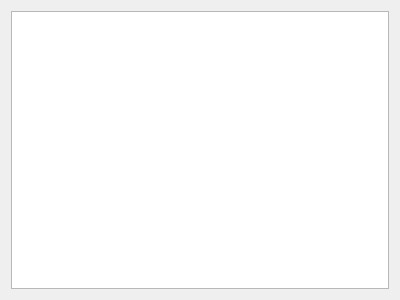
Above: scada.ui from mrblam/uart_log_qt before the change. Below: the same form after it.
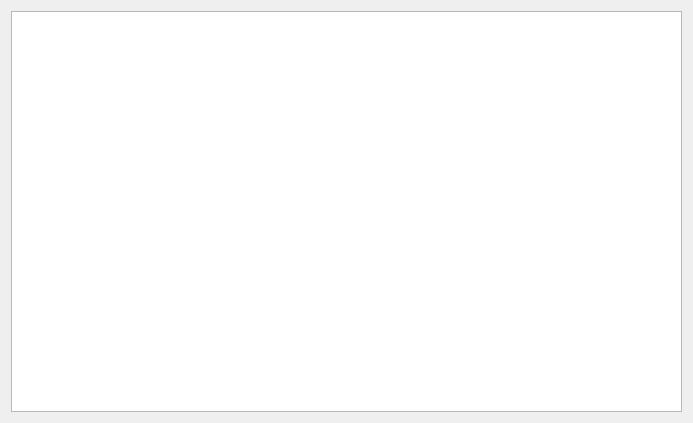
That is the form after the change.

Diff of the .ui file:
```diff
--- a/scada.ui
+++ b/scada.ui
@@ -6,8 +6,8 @@
    <rect>
     <x>0</x>
     <y>0</y>
-    <width>400</width>
-    <height>300</height>
+    <width>693</width>
+    <height>423</height>
    </rect>
   </property>
   <property name="windowTitle">
```
